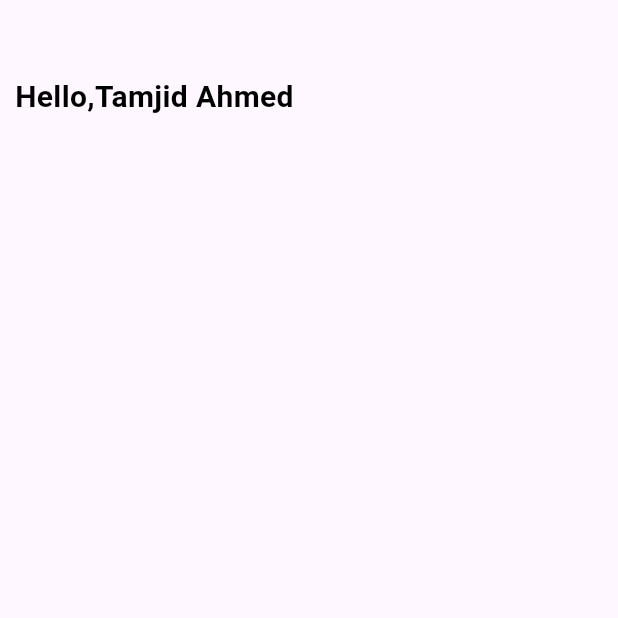
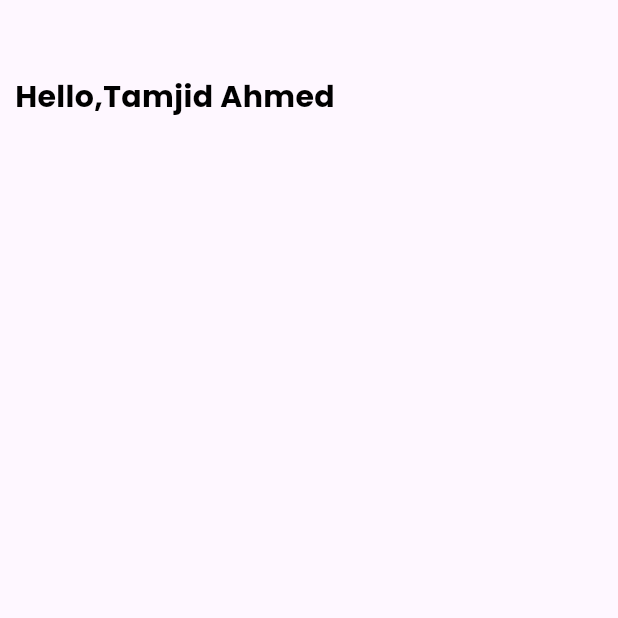
Before and after one commit to Tamjid388/Food-Delivery-Flutter-Application, a Flutter app: the screen it shows after launch, on a phone screen of 412 x 824 dp, the top half of it. Run offline on Flutter 3.47's test engine with Material 3 defaults, Android fonts, the light colour scheme and no system bars.

Commit message:
added google font

```diff
--- a/lib/Pages/home.dart
+++ b/lib/Pages/home.dart
@@ -14,8 +14,10 @@ class _HomeState extends State<Home> {
       body:Container(
         margin: EdgeInsets.only(top: 50.0,left:10.0,right:10.0),
         child:Column(children: [
-        Text("Hello,Tamjid Ahmed",style: TextStyle(
-          color: Colors.black,fontSize: 20.0,fontWeight:FontWeight.bold
+        Text("Hello,Tamjid Ahmed",
+        style: TextStyle(
+          color: Colors.black,fontSize: 20.0,
+          fontWeight:FontWeight.bold,fontFamily: "Poppins"
         ),)
       ],),),
     );
```
Also changed, not shown: pubspec.yaml (+4 -4 lines), fonts/Poppins-SemiBold.ttf (added).
